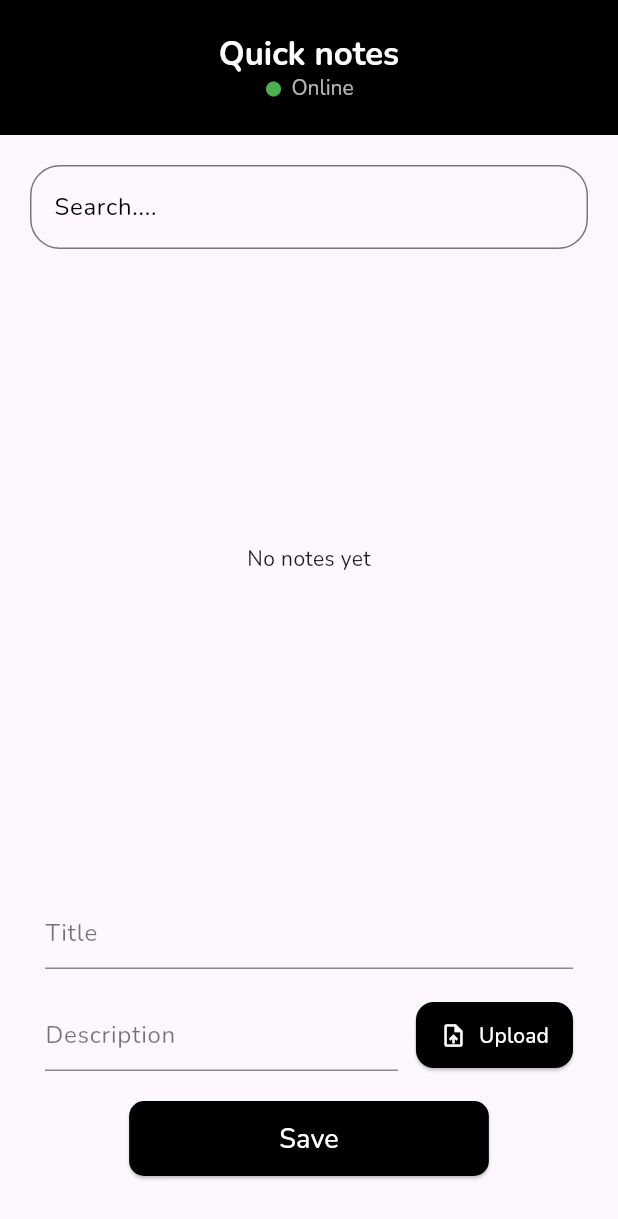
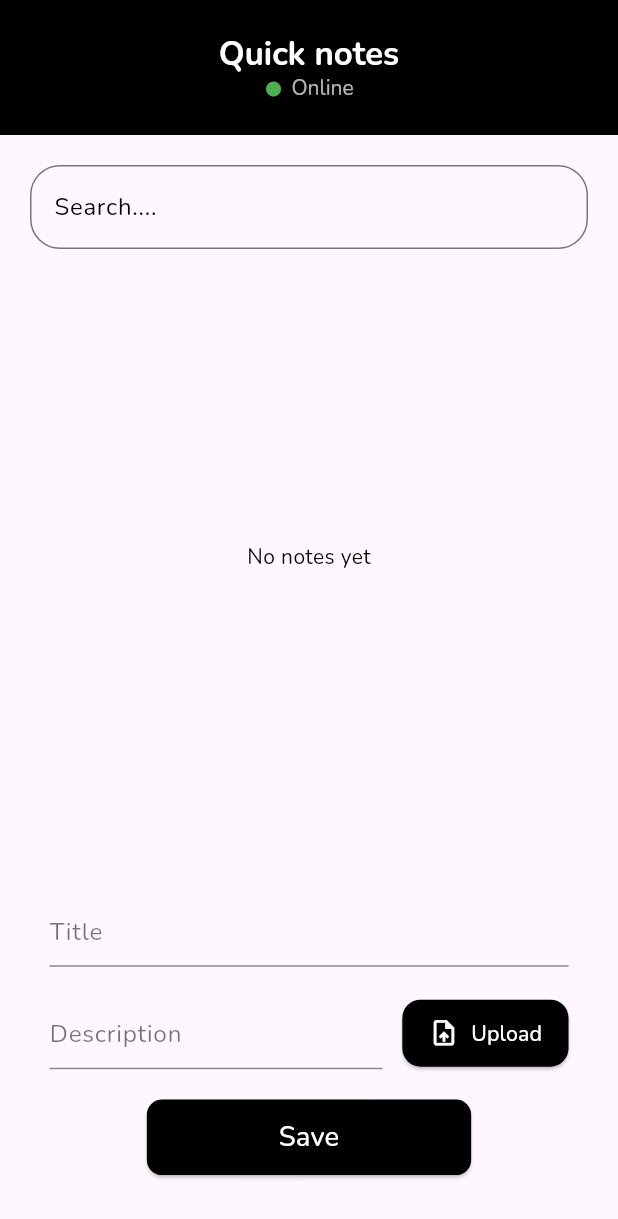
Before and after one commit to iradukunda12/offline_first_notes_app_challenge, a Flutter app: the screen it shows after launch, on a phone screen of 412 x 824 dp. Shown: the top 1219 px of the screen. Run offline on Flutter 3.47's test engine with Material 3 defaults, Android fonts, the phone set to English and light mode, and no system bars; our stand-ins replace cloud_firestore, connectivity_plus, equatable, firebase_core, firebase_storage, flutter_bloc and 4 more; missing offline and left inert: encrypt; accounts and stored records are empty; generated files the repository leaves out were written again.

Commit message:
feat: implemented the responsiveness on the bottome nav and the cards

```diff
--- a/lib/feature/notes/presentation/widget/bottom_nav.dart
+++ b/lib/feature/notes/presentation/widget/bottom_nav.dart
@@ -1,6 +1,7 @@
 import 'dart:io';
 
 import 'package:flutter/material.dart';
+import 'package:flutter_screenutil/flutter_screenutil.dart';
 import 'package:kayko_challenge/core/utils/image_helper.dart';
 
 class CustomBottomNav extends StatefulWidget {
@@ -12,7 +13,12 @@ class CustomBottomNav extends StatefulWidget {
   final String? initialTitle;
   final String? initialDescription;
   final String? initialImagePath;
-  const CustomBottomNav({super.key, required this.onSave, this.initialImagePath, this.initialTitle, this.initialDescription});
+  const CustomBottomNav(
+      {super.key,
+      required this.onSave,
+      this.initialImagePath,
+      this.initialTitle,
+      this.initialDescription});
 
   @override
   State<CustomBottomNav> createState() => _CustomBottomNavState();
@@ -23,7 +29,7 @@ class _CustomBottomNavState extends State<CustomBottomNav> {
   final descriptionController = TextEditingController();
 
   File? selectedImage;
- @override
+  @override
   void initState() {
     super.initState();
 
@@ -38,7 +44,6 @@ class _CustomBottomNavState extends State<CustomBottomNav> {
     descriptionController.text = widget.initialDescription ?? '';
   }
 
-
   Future<void> pickImage() async {
     final pickedImage = await ImageHelper.pickImageFromGallery();
     if (pickedImage != null) {
@@ -51,68 +56,72 @@ class _CustomBottomNavState extends State<CustomBottomNav> {
   @override
   Widget build(BuildContext context) {
     return Padding(
-      padding: const EdgeInsets.symmetric(vertical: 40.0, horizontal: 30.0),
+      padding: EdgeInsets.symmetric(vertical: 40.h, horizontal: 30.w),
       child: Column(
         mainAxisSize: MainAxisSize.min,
         children: [
           if (selectedImage != null)
             CircleAvatar(
-              radius: 40,
+              radius: 40.r,
               backgroundImage: FileImage(selectedImage!),
             ),
           TextField(
             controller: textController,
-            decoration: const InputDecoration(
+            decoration: InputDecoration(
               hintText: 'Title',
-              hintStyle: TextStyle(fontSize: 16, color: Colors.black54),
-              enabledBorder: UnderlineInputBorder(
+              hintStyle: TextStyle(fontSize: 16.sp, color: Colors.black54),
+              enabledBorder: const UnderlineInputBorder(
                 borderSide: BorderSide(color: Colors.black45),
               ),
-              focusedBorder: UnderlineInputBorder(
+              focusedBorder: const UnderlineInputBorder(
                 borderSide: BorderSide(color: Colors.black54),
               ),
             ),
           ),
-          const SizedBox(height: 20),
+          SizedBox(height: 20.h),
           Row(
             children: [
               Expanded(
                 child: TextField(
                   controller: descriptionController,
-                  decoration: const InputDecoration(
+                  decoration: InputDecoration(
                     hintText: 'Description',
-                    hintStyle: TextStyle(fontSize: 16, color: Colors.black54),
-                    enabledBorder: UnderlineInputBorder(
+                    hintStyle:
+                        TextStyle(fontSize: 16.sp, color: Colors.black54),
+                    enabledBorder: const UnderlineInputBorder(
                       borderSide: BorderSide(color: Colors.black45),
                     ),
-                    focusedBorder: UnderlineInputBorder(
+                    focusedBorder: const UnderlineInputBorder(
                       borderSide: BorderSide(color: Colors.black),
                     ),
                   ),
                 ),
               ),
-              const SizedBox(width: 12),
+              SizedBox(width: 12.w),
               ElevatedButton.icon(
                 onPressed: pickImage,
-                icon: const Icon(Icons.upload_file, color: Colors.white),
-                label: const Text("Upload"),
+                icon: Icon(Icons.upload_file, color: Colors.white, size: 20.sp),
+                label: Text(
+                  "Upload",
+                  style: TextStyle(fontSize: 14.sp),
+                ),
                 style: ElevatedButton.styleFrom(
                   backgroundColor: Colors.black,
                   foregroundColor: Colors.white,
-                  padding: const EdgeInsets.symmetric(
-                    horizontal: 16,
-                    vertical: 12,
+                  padding: EdgeInsets.symmetric(
+                    horizontal: 16.w,
+                    vertical: 12.h,
                   ),
                   shape: RoundedRectangleBorder(
-                    borderRadius: BorderRadius.circular(12),
+                    borderRadius: BorderRadius.circular(12.r),
                   ),
                 ),
               ),
             ],
           ),
-          const SizedBox(height: 20),
+          SizedBox(height: 20.h),
           Padding(
-            padding: const EdgeInsets.symmetric(horizontal: 50.0),
+            padding: EdgeInsets.symmetric(horizontal: 50.w),
             child: ElevatedButton(
               onPressed: () {
                 final title = textController.text.trim();
@@ -122,7 +131,8 @@ class _CustomBottomNavState extends State<CustomBottomNav> {
                 if (title.isEmpty || description.isEmpty) {
                   ScaffoldMessenger.of(context).showSnackBar(
                     const SnackBar(
-                        content: Text("Title and description are required")),
+                      content: Text("Title and description are required"),
+                    ),
                   );
                   return;
                 }
@@ -133,24 +143,22 @@ class _CustomBottomNavState extends State<CustomBottomNav> {
                   imagePath: imagePath,
                 );
 
-                // Clear fields
                 textController.clear();
                 descriptionController.clear();
                 setState(() => selectedImage = null);
               },
               style: ElevatedButton.styleFrom(
-                padding:
-                    const EdgeInsets.symmetric(horizontal: 100, vertical: 12),
+                padding: EdgeInsets.symmetric(horizontal: 80.w, vertical: 12.h),
                 backgroundColor: Colors.black,
                 shape: RoundedRectangleBorder(
-                  borderRadius: BorderRadius.circular(10),
+                  borderRadius: BorderRadius.circular(10.r),
                 ),
               ),
-              child: const Text(
+              child: Text(
                 "Save",
                 style: TextStyle(
                   color: Colors.white,
-                  fontSize: 18,
+                  fontSize: 18.sp,
                 ),
               ),
             ),
--- a/lib/main.dart
+++ b/lib/main.dart
@@ -3,6 +3,7 @@ import 'dart:io';
 import 'package:firebase_core/firebase_core.dart';
 import 'package:flutter/material.dart';
 import 'package:flutter_bloc/flutter_bloc.dart';
+import 'package:flutter_screenutil/flutter_screenutil.dart';
 import 'package:google_fonts/google_fonts.dart';
 import 'package:hive_ce/hive.dart';
 import 'package:kayko_challenge/core/services/bloc/connectivity_cubit.dart';
@@ -57,12 +58,22 @@ class MyApp extends StatelessWidget {
 
   @override
   Widget build(BuildContext context) {
-    return MaterialApp(
-      debugShowCheckedModeBanner: false,
-      theme: ThemeData(
-        textTheme: GoogleFonts.nunitoTextTheme(),
-      ),
-      home: HomeScreen(),
+    return ScreenUtilInit(
+      designSize: const Size(375, 812),
+      minTextAdapt: true,
+      splitScreenMode: true,
+      builder: (context, child) {
+        return MaterialApp(
+          debugShowCheckedModeBanner: false,
+          theme: ThemeData(
+            textTheme: GoogleFonts.nunitoTextTheme().apply(
+              bodyColor: Colors.black,
+              displayColor: Colors.black,
+            ),
+          ),
+          home: const HomeScreen(),
+        );
+      },
     );
   }
 }
--- a/pubspec.yaml
+++ b/pubspec.yaml
@@ -50,6 +50,7 @@ dependencies:
   bloc_test: ^10.0.0
   mocktail: ^1.0.4
   http: ^1.4.0
+  flutter_screenutil: ^5.9.3
 
 dev_dependencies:
   flutter_test:
```
Also changed, not shown: lib/feature/notes/presentation/widget/cards.dart (+36 -30 lines), pubspec.lock.
